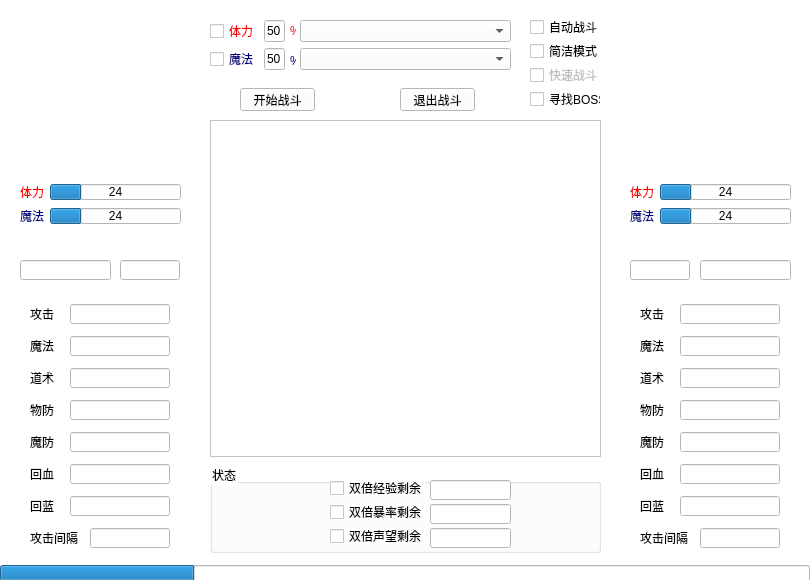
The window that code/mirror/fight_fight.ui (simon0xia/mirror) describes before a commit, drawn with Qt 5.
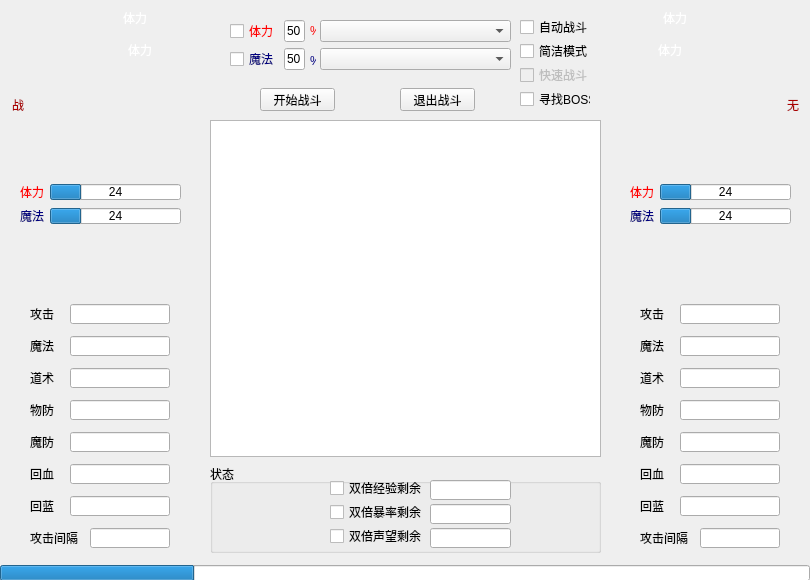
The same window after the commit. Icons and pictures are not drawn.

```diff
--- a/code/mirror/fight_fight.ui
+++ b/code/mirror/fight_fight.ui
@@ -14,7 +14,7 @@
    <string>fight_fight</string>
   </property>
   <property name="styleSheet">
-   <string notr="true">background-color: rgb(255, 255, 255);</string>
+   <string notr="true">background-image: url(:/mirror/Resources/bg00.png);</string>
   </property>
   <widget class="QTextEdit" name="edit_display">
    <property name="geometry">
@@ -48,7 +48,7 @@
   <widget class="QPushButton" name="btn_start">
    <property name="geometry">
     <rect>
-     <x>240</x>
+     <x>260</x>
      <y>88</y>
      <width>75</width>
      <height>23</height>
@@ -61,7 +61,7 @@
   <widget class="QCheckBox" name="checkBox_auto">
    <property name="geometry">
     <rect>
-     <x>530</x>
+     <x>520</x>
      <y>16</y>
      <width>71</width>
      <height>22</height>
@@ -74,7 +74,7 @@
   <widget class="QCheckBox" name="checkBox_hp">
    <property name="geometry">
     <rect>
-     <x>210</x>
+     <x>230</x>
      <y>20</y>
      <width>51</width>
      <height>22</height>
@@ -90,7 +90,7 @@
   <widget class="QCheckBox" name="checkBox_mp">
    <property name="geometry">
     <rect>
-     <x>210</x>
+     <x>230</x>
      <y>48</y>
      <width>51</width>
      <height>22</height>
@@ -106,9 +106,9 @@
   <widget class="QComboBox" name="comboBox_hp">
    <property name="geometry">
     <rect>
-     <x>300</x>
+     <x>320</x>
      <y>20</y>
-     <width>211</width>
+     <width>191</width>
      <height>22</height>
     </rect>
    </property>
@@ -116,9 +116,9 @@
   <widget class="QComboBox" name="comboBox_mp">
    <property name="geometry">
     <rect>
-     <x>300</x>
+     <x>320</x>
      <y>48</y>
-     <width>211</width>
+     <width>191</width>
      <height>22</height>
     </rect>
    </property>
@@ -126,7 +126,7 @@
   <widget class="QCheckBox" name="checkBox_concise">
    <property name="geometry">
     <rect>
-     <x>530</x>
+     <x>520</x>
      <y>40</y>
      <width>71</width>
      <height>22</height>
@@ -142,7 +142,7 @@
    </property>
    <property name="geometry">
     <rect>
-     <x>530</x>
+     <x>520</x>
      <y>64</y>
      <width>71</width>
      <height>22</height>
@@ -155,10 +155,10 @@
   <widget class="QLabel" name="label_role_head">
    <property name="geometry">
     <rect>
-     <x>20</x>
-     <y>20</y>
-     <width>150</width>
-     <height>150</height>
+     <x>10</x>
+     <y>16</y>
+     <width>70</width>
+     <height>70</height>
     </rect>
    </property>
    <property name="text">
@@ -167,14 +167,17 @@
    <property name="pixmap">
     <pixmap resource="mirror.qrc">:/head/Resources/head/role_z_m_h.png</pixmap>
    </property>
+   <property name="scaledContents">
+    <bool>true</bool>
+   </property>
   </widget>
   <widget class="QLabel" name="label_monster_head">
    <property name="geometry">
     <rect>
-     <x>640</x>
-     <y>20</y>
-     <width>150</width>
-     <height>150</height>
+     <x>730</x>
+     <y>16</y>
+     <width>70</width>
+     <height>70</height>
     </rect>
    </property>
    <property name="text">
@@ -183,6 +186,9 @@
    <property name="pixmap">
     <pixmap resource="mirror.qrc">:/head/Resources/head/role_z_m_h.png</pixmap>
    </property>
+   <property name="scaledContents">
+    <bool>true</bool>
+   </property>
   </widget>
   <widget class="QLabel" name="label_3">
    <property name="geometry">
@@ -219,7 +225,7 @@
   <widget class="QLineEdit" name="edit_hp">
    <property name="geometry">
     <rect>
-     <x>264</x>
+     <x>284</x>
      <y>20</y>
      <width>21</width>
      <height>22</height>
@@ -238,7 +244,7 @@
   <widget class="QLineEdit" name="edit_mp">
    <property name="geometry">
     <rect>
-     <x>264</x>
+     <x>284</x>
      <y>48</y>
      <width>21</width>
      <height>22</height>
@@ -251,32 +257,6 @@
     <string>50</string>
    </property>
   </widget>
-  <widget class="QLineEdit" name="edit_role_name">
-   <property name="geometry">
-    <rect>
-     <x>20</x>
-     <y>260</y>
-     <width>91</width>
-     <height>20</height>
-    </rect>
-   </property>
-   <property name="readOnly">
-    <bool>true</bool>
-   </property>
-  </widget>
-  <widget class="QLineEdit" name="edit_role_level">
-   <property name="geometry">
-    <rect>
-     <x>120</x>
-     <y>260</y>
-     <width>60</width>
-     <height>20</height>
-    </rect>
-   </property>
-   <property name="readOnly">
-    <bool>true</bool>
-   </property>
-  </widget>
   <widget class="QLineEdit" name="edit_role_dc">
    <property name="geometry">
     <rect>
@@ -290,36 +270,36 @@
     <bool>true</bool>
    </property>
   </widget>
+  <widget class="QLabel" name="label_5">
+   <property name="geometry">
+    <rect>
+     <x>30</x>
+     <y>304</y>
+     <width>24</width>
+     <height>20</height>
+    </rect>
+   </property>
+   <property name="text">
+    <string>攻击</string>
+   </property>
+  </widget>
   <widget class="QLabel" name="label_6">
    <property name="geometry">
     <rect>
      <x>30</x>
-     <y>304</y>
+     <y>336</y>
      <width>24</width>
      <height>20</height>
     </rect>
    </property>
    <property name="text">
-    <string>攻击</string>
+    <string>魔法</string>
    </property>
   </widget>
   <widget class="QLabel" name="label_7">
    <property name="geometry">
     <rect>
      <x>30</x>
-     <y>336</y>
-     <width>24</width>
-     <height>20</height>
-    </rect>
-   </property>
-   <property name="text">
-    <string>魔法</string>
-   </property>
-  </widget>
-  <widget class="QLabel" name="label_8">
-   <property name="geometry">
-    <rect>
-     <x>30</x>
      <y>368</y>
      <width>24</width>
      <height>20</height>
@@ -329,23 +309,23 @@
     <string>道术</string>
    </property>
   </widget>
-  <widget class="QLabel" name="label_9">
-   <property name="geometry">
-    <rect>
-     <x>30</x>
-     <y>464</y>
-     <width>24</width>
-     <height>20</height>
-    </rect>
-   </property>
-   <property name="text">
-    <string>回血</string>
-   </property>
-  </widget>
   <widget class="QLabel" name="label_10">
    <property name="geometry">
     <rect>
      <x>30</x>
+     <y>464</y>
+     <width>24</width>
+     <height>20</height>
+    </rect>
+   </property>
+   <property name="text">
+    <string>回血</string>
+   </property>
+  </widget>
+  <widget class="QLabel" name="label_9">
+   <property name="geometry">
+    <rect>
+     <x>30</x>
      <y>432</y>
      <width>24</width>
      <height>20</height>
@@ -355,23 +335,23 @@
     <string>魔防</string>
    </property>
   </widget>
+  <widget class="QLabel" name="label_8">
+   <property name="geometry">
+    <rect>
+     <x>30</x>
+     <y>400</y>
+     <width>24</width>
+     <height>20</height>
+    </rect>
+   </property>
+   <property name="text">
+    <string>物防</string>
+   </property>
+  </widget>
   <widget class="QLabel" name="label_11">
    <property name="geometry">
     <rect>
      <x>30</x>
-     <y>400</y>
-     <width>24</width>
-     <height>20</height>
-    </rect>
-   </property>
-   <property name="text">
-    <string>物防</string>
-   </property>
-  </widget>
-  <widget class="QLabel" name="label_14">
-   <property name="geometry">
-    <rect>
-     <x>30</x>
      <y>496</y>
      <width>24</width>
      <height>20</height>
@@ -381,7 +361,7 @@
     <string>回蓝</string>
    </property>
   </widget>
-  <widget class="QLabel" name="label_17">
+  <widget class="QLabel" name="label_12">
    <property name="geometry">
     <rect>
      <x>30</x>
@@ -511,7 +491,7 @@
     <bool>true</bool>
    </property>
   </widget>
-  <widget class="QLabel" name="label_20">
+  <widget class="QLabel" name="label_55">
    <property name="geometry">
     <rect>
      <x>640</x>
@@ -524,7 +504,7 @@
     <string>攻击</string>
    </property>
   </widget>
-  <widget class="QLabel" name="label_21">
+  <widget class="QLabel" name="label_59">
    <property name="geometry">
     <rect>
      <x>640</x>
@@ -550,7 +530,7 @@
     <bool>true</bool>
    </property>
   </widget>
-  <widget class="QLabel" name="label_23">
+  <widget class="QLabel" name="label_58">
    <property name="geometry">
     <rect>
      <x>640</x>
@@ -615,7 +595,7 @@
     <bool>true</bool>
    </property>
   </widget>
-  <widget class="QLabel" name="label_25">
+  <widget class="QLabel" name="label_61">
    <property name="geometry">
     <rect>
      <x>640</x>
@@ -628,7 +608,7 @@
     <string>回蓝</string>
    </property>
   </widget>
-  <widget class="QLabel" name="label_26">
+  <widget class="QLabel" name="label_56">
    <property name="geometry">
     <rect>
      <x>640</x>
@@ -641,7 +621,7 @@
     <string>魔法</string>
    </property>
   </widget>
-  <widget class="QLabel" name="label_27">
+  <widget class="QLabel" name="label_62">
    <property name="geometry">
     <rect>
      <x>640</x>
@@ -654,7 +634,7 @@
     <string>攻击间隔</string>
    </property>
   </widget>
-  <widget class="QLabel" name="label_29">
+  <widget class="QLabel" name="label_60">
    <property name="geometry">
     <rect>
      <x>640</x>
@@ -667,20 +647,7 @@
     <string>回血</string>
    </property>
   </widget>
-  <widget class="QLineEdit" name="edit_monster_name">
-   <property name="geometry">
-    <rect>
-     <x>700</x>
-     <y>260</y>
-     <width>91</width>
-     <height>20</height>
-    </rect>
-   </property>
-   <property name="readOnly">
-    <bool>true</bool>
-   </property>
-  </widget>
-  <widget class="QLabel" name="label_31">
+  <widget class="QLabel" name="label_54">
    <property name="geometry">
     <rect>
      <x>630</x>
@@ -696,20 +663,7 @@
     <string>魔法</string>
    </property>
   </widget>
-  <widget class="QLineEdit" name="edit_monster_level">
-   <property name="geometry">
-    <rect>
-     <x>630</x>
-     <y>260</y>
-     <width>60</width>
-     <height>20</height>
-    </rect>
-   </property>
-   <property name="readOnly">
-    <bool>true</bool>
-   </property>
-  </widget>
-  <widget class="QLabel" name="label_32">
+  <widget class="QLabel" name="label_53">
    <property name="geometry">
     <rect>
      <x>630</x>
@@ -911,7 +865,7 @@
   <widget class="QLabel" name="label_35">
    <property name="geometry">
     <rect>
-     <x>290</x>
+     <x>310</x>
      <y>20</y>
      <width>6</width>
      <height>22</height>
@@ -927,7 +881,7 @@
   <widget class="QLabel" name="label_36">
    <property name="geometry">
     <rect>
-     <x>290</x>
+     <x>310</x>
      <y>50</y>
      <width>6</width>
      <height>22</height>
@@ -940,7 +894,7 @@
     <string>%</string>
    </property>
   </widget>
-  <widget class="QLabel" name="label_12">
+  <widget class="QLabel" name="label_57">
    <property name="geometry">
     <rect>
      <x>640</x>
@@ -972,7 +926,7 @@
    </property>
    <property name="geometry">
     <rect>
-     <x>530</x>
+     <x>520</x>
      <y>88</y>
      <width>71</width>
      <height>22</height>
@@ -982,6 +936,122 @@
     <string>寻找BOSS</string>
    </property>
   </widget>
+  <widget class="QLabel" name="edit_role_name">
+   <property name="geometry">
+    <rect>
+     <x>90</x>
+     <y>8</y>
+     <width>90</width>
+     <height>20</height>
+    </rect>
+   </property>
+   <property name="styleSheet">
+    <string notr="true">color: rgb(255, 255, 255);</string>
+   </property>
+   <property name="text">
+    <string>体力</string>
+   </property>
+   <property name="alignment">
+    <set>Qt::AlignCenter</set>
+   </property>
+  </widget>
+  <widget class="QLabel" name="edit_monster_name">
+   <property name="geometry">
+    <rect>
+     <x>630</x>
+     <y>8</y>
+     <width>90</width>
+     <height>20</height>
+    </rect>
+   </property>
+   <property name="styleSheet">
+    <string notr="true">color: rgb(255, 255, 255);</string>
+   </property>
+   <property name="text">
+    <string>体力</string>
+   </property>
+   <property name="alignment">
+    <set>Qt::AlignCenter</set>
+   </property>
+  </widget>
+  <widget class="QLabel" name="edit_role_level">
+   <property name="geometry">
+    <rect>
+     <x>110</x>
+     <y>40</y>
+     <width>60</width>
+     <height>20</height>
+    </rect>
+   </property>
+   <property name="styleSheet">
+    <string notr="true">color: rgb(255, 255, 255);</string>
+   </property>
+   <property name="text">
+    <string>体力</string>
+   </property>
+   <property name="alignment">
+    <set>Qt::AlignCenter</set>
+   </property>
+  </widget>
+  <widget class="QLabel" name="edit_monster_level">
+   <property name="geometry">
+    <rect>
+     <x>640</x>
+     <y>40</y>
+     <width>60</width>
+     <height>20</height>
+    </rect>
+   </property>
+   <property name="styleSheet">
+    <string notr="true">color: rgb(255, 255, 255);</string>
+   </property>
+   <property name="text">
+    <string>体力</string>
+   </property>
+   <property name="alignment">
+    <set>Qt::AlignCenter</set>
+   </property>
+  </widget>
+  <widget class="QLabel" name="edit_role_vocation">
+   <property name="geometry">
+    <rect>
+     <x>8</x>
+     <y>95</y>
+     <width>20</width>
+     <height>20</height>
+    </rect>
+   </property>
+   <property name="styleSheet">
+    <string notr="true">color: rgb(170, 0, 0);
+font: 75 15pt &quot;方正舒体&quot;;</string>
+   </property>
+   <property name="text">
+    <string>战</string>
+   </property>
+   <property name="alignment">
+    <set>Qt::AlignCenter</set>
+   </property>
+  </widget>
+  <widget class="QLabel" name="edit_monster_vocation">
+   <property name="geometry">
+    <rect>
+     <x>783</x>
+     <y>95</y>
+     <width>20</width>
+     <height>20</height>
+    </rect>
+   </property>
+   <property name="styleSheet">
+    <string notr="true">color: rgb(170, 0, 0);
+font: 75 15pt &quot;方正舒体&quot;;</string>
+   </property>
+   <property name="text">
+    <string>无</string>
+   </property>
+   <property name="alignment">
+    <set>Qt::AlignCenter</set>
+   </property>
+  </widget>
  </widget>
  <layoutdefault spacing="6" margin="11"/>
  <resources>
```
